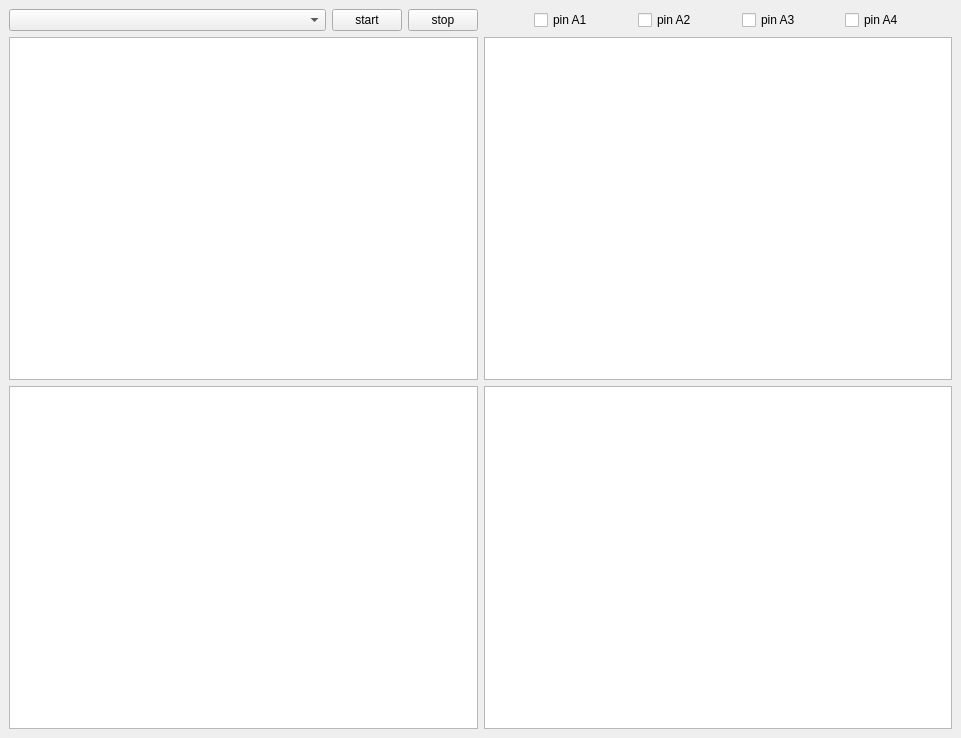
This is plotWindow.ui in Popacopa/arduino_plotter as Qt 5 draws it before an edit. The edited form follows.
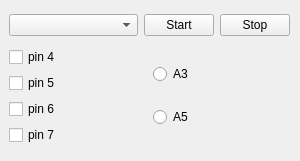
This is the edited form.

```diff
--- a/plotWindow.ui
+++ b/plotWindow.ui
@@ -6,110 +6,109 @@
    <rect>
     <x>0</x>
     <y>0</y>
-    <width>961</width>
-    <height>738</height>
+    <width>300</width>
+    <height>161</height>
    </rect>
   </property>
   <property name="windowTitle">
    <string>MainWindow</string>
   </property>
   <widget class="QWidget" name="centralwidget">
+   <widget class="QWidget" name="">
+    <property name="geometry">
+     <rect>
+      <x>9</x>
+      <y>9</y>
+      <width>281</width>
+      <height>141</height>
+     </rect>
+    </property>
+    <layout class="QGridLayout" name="gridLayout">
+     <item row="1" column="0">
    <layout class="QVBoxLayout" name="verticalLayout">
     <item>
-     <layout class="QHBoxLayout" name="horizontalLayout_3">
-      <item>
-       <layout class="QHBoxLayout" name="horizontalLayout">
-        <item>
-         <widget class="QComboBox" name="comboBox"/>
-        </item>
-        <item>
-         <widget class="QPushButton" name="pushButton">
-          <property name="maximumSize">
-           <size>
-            <width>70</width>
-            <height>16777215</height>
-           </size>
-          </property>
-          <property name="text">
-           <string>start</string>
-          </property>
-         </widget>
-        </item>
-        <item>
-         <widget class="QPushButton" name="pushButton_2">
-          <property name="maximumSize">
-           <size>
-            <width>70</width>
-            <height>16777215</height>
-           </size>
-          </property>
-          <property name="text">
-           <string>stop</string>
-          </property>
-         </widget>
-        </item>
-       </layout>
-      </item>
-      <item>
-       <layout class="QHBoxLayout" name="horizontalLayout_2">
-        <property name="leftMargin">
-         <number>50</number>
-        </property>
-        <property name="rightMargin">
-         <number>9</number>
-        </property>
-        <item>
          <widget class="QCheckBox" name="checkBox">
-          <property name="layoutDirection">
-           <enum>Qt::LeftToRight</enum>
-          </property>
           <property name="text">
-           <string>pin A1</string>
+          <string>pin 4</string>
           </property>
          </widget>
         </item>
         <item>
          <widget class="QCheckBox" name="checkBox_2">
           <property name="text">
-           <string>pin A2</string>
+          <string>pin 5</string>
           </property>
          </widget>
         </item>
         <item>
          <widget class="QCheckBox" name="checkBox_3">
           <property name="text">
-           <string>pin A3</string>
+          <string>pin 6</string>
           </property>
          </widget>
         </item>
         <item>
          <widget class="QCheckBox" name="checkBox_4">
           <property name="text">
-           <string>pin A4</string>
+          <string>pin 7</string>
           </property>
          </widget>
         </item>
        </layout>
-      </item>
-     </layout>
-    </item>
-    <item>
-     <layout class="QGridLayout" name="gridLayout">
-      <item row="0" column="0">
-       <widget class="QGraphicsView" name="graphicsView"/>
-      </item>
-      <item row="0" column="1">
-       <widget class="QGraphicsView" name="graphicsView_3"/>
-      </item>
-      <item row="1" column="0">
-       <widget class="QGraphicsView" name="graphicsView_4"/>
       </item>
       <item row="1" column="1">
-       <widget class="QGraphicsView" name="graphicsView_2"/>
-      </item>
-     </layout>
-    </item>
-   </layout>
+      <layout class="QVBoxLayout" name="verticalLayout_2">
+       <item>
+        <widget class="QRadioButton" name="radioButton">
+         <property name="text">
+          <string>A3</string>
+         </property>
+        </widget>
+       </item>
+       <item>
+        <widget class="QRadioButton" name="radioButton_2">
+         <property name="text">
+          <string>A5</string>
+         </property>
+        </widget>
+       </item>
+      </layout>
+     </item>
+     <item row="0" column="0" colspan="2">
+      <layout class="QHBoxLayout" name="horizontalLayout">
+       <item>
+        <widget class="QComboBox" name="comboBox"/>
+       </item>
+       <item>
+        <widget class="QPushButton" name="pushButton_2">
+         <property name="maximumSize">
+          <size>
+           <width>70</width>
+           <height>16777215</height>
+          </size>
+         </property>
+         <property name="text">
+          <string>Start</string>
+         </property>
+        </widget>
+       </item>
+       <item>
+        <widget class="QPushButton" name="pushButton">
+         <property name="maximumSize">
+          <size>
+           <width>70</width>
+           <height>16777215</height>
+          </size>
+         </property>
+         <property name="text">
+          <string>Stop</string>
+         </property>
+        </widget>
+       </item>
+      </layout>
+     </item>
+    </layout>
+   </widget>
   </widget>
  </widget>
  <resources/>
```
Left out of the diff: 2 changed lines with no effect on the pictures. Lines whose indentation alone changed are shown as unchanged.
